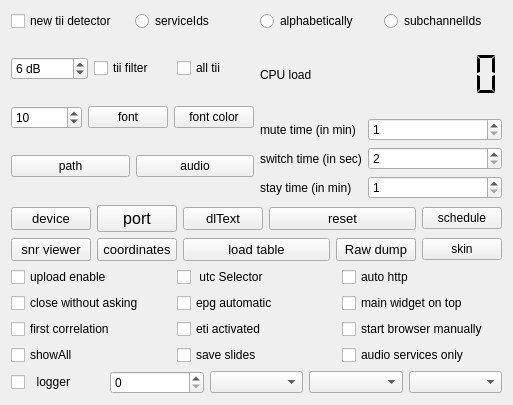
Qt form sources/main/forms-v7/config-helper.ui (JvanKatwijk/qt-dab) before a commit.
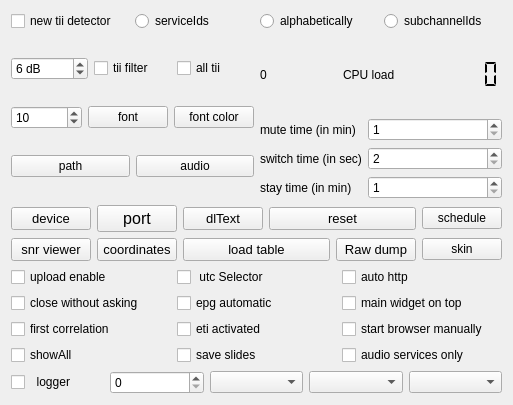
The same form after that commit. Custom widgets are drawn as their Qt base class.

Commit message: added active backends display

What changed in the file:
```diff
--- a/sources/main/forms-v7/config-helper.ui
+++ b/sources/main/forms-v7/config-helper.ui
@@ -175,6 +175,13 @@
       <layout class="QVBoxLayout" name="verticalLayout_2">
        <item>
         <layout class="QHBoxLayout" name="horizontalLayout">
+         <item>
+          <widget class="clickablelabel" name="activeServices">
+           <property name="text">
+            <string>0</string>
+           </property>
+          </widget>
+         </item>
          <item>
           <widget class="QLabel" name="label_3">
            <property name="toolTip">
@@ -638,6 +645,11 @@
    <extends>QSpinBox</extends>
    <header location="global">smallspinbox.h</header>
   </customwidget>
+  <customwidget>
+   <class>clickablelabel</class>
+   <extends>QLabel</extends>
+   <header location="global">clickable-label.h</header>
+  </customwidget>
  </customwidgets>
  <resources/>
  <connections/>
```
The commit also changes 7 other files.
